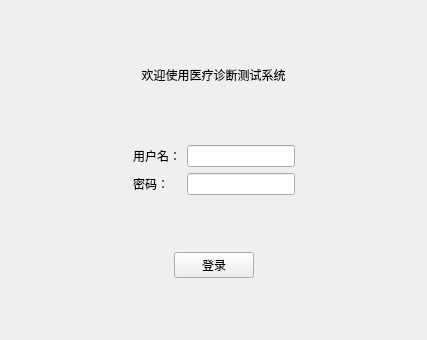
Above: loginview.ui from byan2490357105/lab3 before the change. Below: the same form after it.
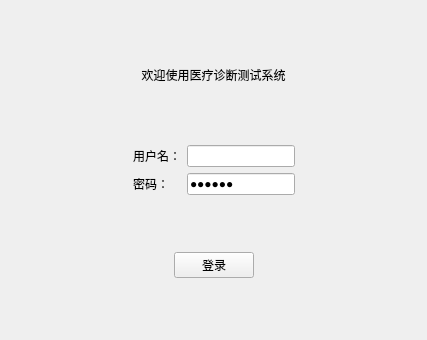
That is the form after the change.

```diff
--- a/loginview.ui
+++ b/loginview.ui
@@ -96,6 +96,9 @@
          </item>
          <item>
           <widget class="QLineEdit" name="InputPassword">
+           <property name="text">
+            <string>123456</string>
+           </property>
            <property name="echoMode">
             <enum>QLineEdit::EchoMode::Password</enum>
            </property>
```
